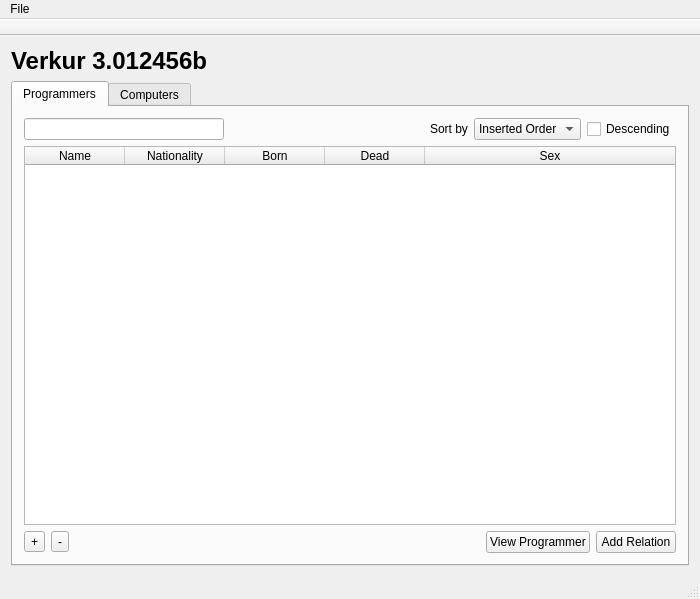
Above: mainwindow.ui from DORB/Verkur3GUI before the change. Below: the same form after it.
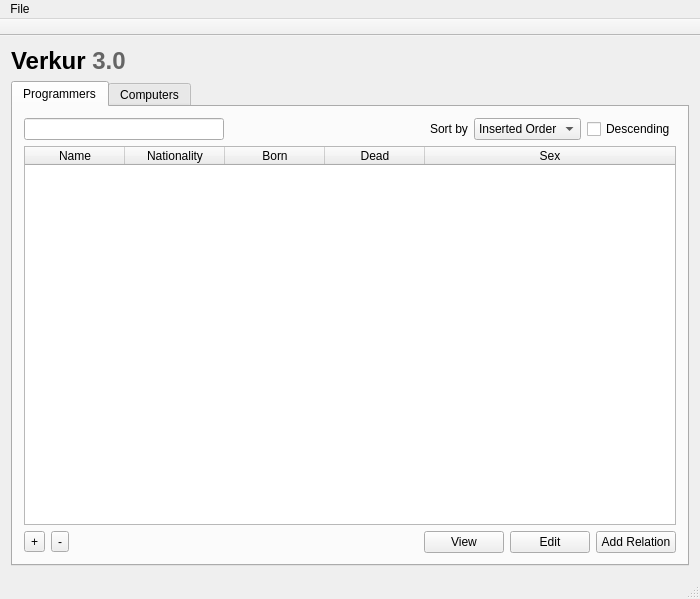
That is the form after the change. Icons and pictures are not drawn.

Commit message: Forriti fulllokið, Edit takki kominn inn

```diff
--- a/mainwindow.ui
+++ b/mainwindow.ui
@@ -22,7 +22,7 @@
     <item>
      <widget class="QLabel" name="label">
       <property name="text">
-       <string>&lt;html&gt;&lt;head/&gt;&lt;body&gt;&lt;p&gt;&lt;span style=&quot; font-size:xx-large; font-weight:600;&quot;&gt;Verkur 3.012456b&lt;/span&gt;&lt;/p&gt;&lt;/body&gt;&lt;/html&gt;</string>
+       <string>&lt;html&gt;&lt;head/&gt;&lt;body&gt;&lt;p&gt;&lt;span style=&quot; font-size:xx-large; font-weight:600;&quot;&gt;Verkur &lt;/span&gt;&lt;span style=&quot; font-size:xx-large; font-weight:600; color:#656565;&quot;&gt;3.0&lt;/span&gt;&lt;/p&gt;&lt;/body&gt;&lt;/html&gt;</string>
       </property>
      </widget>
     </item>
@@ -224,7 +224,14 @@
             <item>
              <widget class="QPushButton" name="button_view_programmer">
               <property name="text">
-               <string>View Programmer</string>
+               <string>View</string>
+              </property>
+             </widget>
+            </item>
+            <item>
+             <widget class="QPushButton" name="button_programmer_edit">
+              <property name="text">
+               <string>Edit</string>
               </property>
              </widget>
             </item>
```
Left out of the diff: 11 changed lines with no effect on the pictures. The commit also changes 5 other files.
